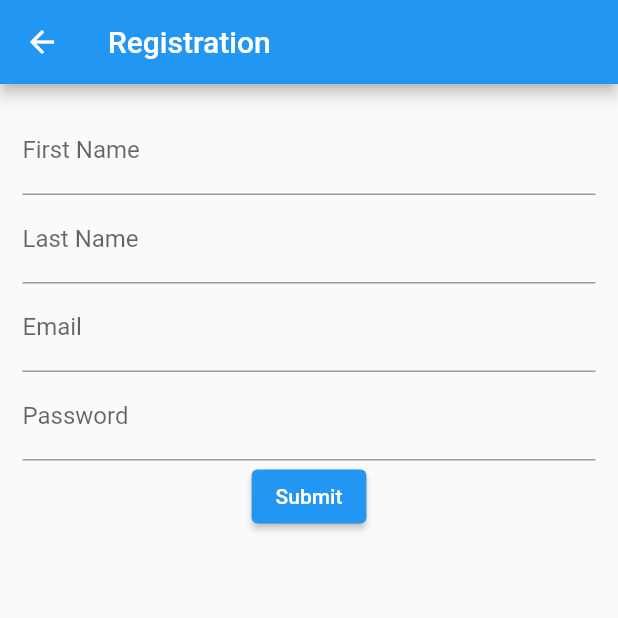
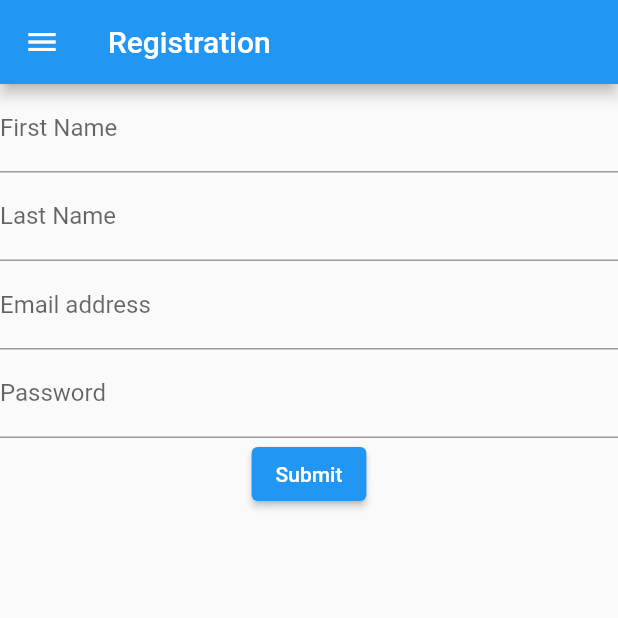
Before and after one commit to linerebo/OxbridgeFlutter, a Flutter app: the screen it shows after launch, after a tap on "Go to Registration", on a phone screen of 412 x 824 dp, the top half of it. Run offline on Flutter 3.47's test engine with Material 2 defaults, Android fonts, the phone set to English and light mode, and no system bars.

Commit message:
changes in addUser, input validation, routes

```diff
--- a/oxbridge_flutter/lib/events.dart
+++ b/oxbridge_flutter/lib/events.dart
@@ -1,9 +1,11 @@
 import 'package:flutter/material.dart';
+import 'navdrawer.dart';
 
-class Events extends StatelessWidget {
+class GetEvents extends StatelessWidget {
   @override
   Widget build(BuildContext context) {
     return Scaffold(
+      drawer: NavDrawer(),
       appBar: AppBar(
         title: Text("Events Route"),
       ),
--- a/oxbridge_flutter/lib/main.dart
+++ b/oxbridge_flutter/lib/main.dart
@@ -1,6 +1,5 @@
 import 'package:flutter/material.dart';
-import 'user.dart';
-import 'package:oxbridge_flutter/route_generator.dart';
+import 'route_generator.dart';
 
 //main
 void main() {
--- /dev/null
+++ b/oxbridge_flutter/lib/navdrawer.dart
@@ -0,0 +1,57 @@
+import 'package:flutter/cupertino.dart';
+import 'package:flutter/material.dart';
+
+class NavDrawer extends StatelessWidget {
+  @override
+  Widget build(BuildContext context) {
+    return Drawer(
+      child: ListView(
+        padding: EdgeInsets.zero,
+        children: <Widget>[
+          DrawerHeader(
+              child: Text(
+                'Menu',
+                style: TextStyle(color: Colors.white, fontSize: 25),
+              ),
+              decoration: BoxDecoration(
+                color: Colors.green,
+                //image: DecorationImage(
+                //fit: BoxFit.fill,
+                //image: AssetImage('assets/images/cover.jpg')),
+              )),
+          ListTile(
+            leading: Icon(Icons.home),
+            title: Text('Welcome'),
+            onTap: () {
+              Navigator.of(context).pushNamed('/');
+            },
+          ),
+          ListTile(
+            leading: Icon(Icons.verified_user),
+            title: Text('Registration'),
+            onTap: () {
+              Navigator.of(context).pushNamed('/user');
+            },
+          ),
+          ListTile(
+            leading: Icon(Icons.sailing),
+            title: Text('Events'),
+            onTap: () {
+              Navigator.of(context).pushNamed('/events');
+            },
+          ),
+          ListTile(
+            leading: Icon(Icons.border_color),
+            title: Text('Feedback'),
+            onTap: () => {Navigator.of(context).pop()},
+          ),
+          ListTile(
+            leading: Icon(Icons.exit_to_app),
+            title: Text('Logout'),
+            onTap: () => {Navigator.of(context).pop()},
+          ),
+        ],
+      ),
+    );
+  }
+}
--- a/oxbridge_flutter/lib/route_generator.dart
+++ b/oxbridge_flutter/lib/route_generator.dart
@@ -1,8 +1,7 @@
 import 'package:flutter/material.dart';
-import 'package:oxbridge_flutter/main.dart';
-import 'package:oxbridge_flutter/user.dart';
-import 'package:oxbridge_flutter/events.dart';
-import 'package:oxbridge_flutter/welcome.dart';
+import 'user.dart';
+import 'events.dart';
+import 'welcome.dart';
 
 class RouteGenerator {
   static Route<dynamic> generateRoute(RouteSettings settings) {
@@ -13,9 +12,9 @@ class RouteGenerator {
       case '/':
         return MaterialPageRoute(builder: (_) => Home());
       case '/user':
-        return MaterialPageRoute(builder: (_) => User());
+        return MaterialPageRoute(builder: (_) => AddUser());
       case '/events':
-        return MaterialPageRoute(builder: (_) => Events());
+        return MaterialPageRoute(builder: (_) => GetEvents());
     }
     return _errorRoute();
   }
--- a/oxbridge_flutter/lib/user.dart
+++ b/oxbridge_flutter/lib/user.dart
@@ -1,91 +1,116 @@
+//import 'dart:html';
 import 'package:flutter/material.dart';
-import 'events.dart';
 import 'http_service.dart';
+import 'navdrawer.dart';
 
-
-class User extends StatefulWidget {
+class AddUser extends StatefulWidget {
   @override
-  UserState createState() =>
-      UserState(firstname: '', lastname: '', emailUsername: '', password: '');
+  UserState createState() => UserState();
 }
 
-class UserState extends State<User> {
-  String firstname;
-  String lastname;
-  String emailUsername;
-  String password;
+class UserState extends State<AddUser> {
+  late String firstname;
+  late String lastname;
+  late String emailUsername;
+  late String password;
 
-  UserState({
-    required this.firstname,
-    required this.lastname,
-    required this.emailUsername,
-    required this.password,
-  });
+  final _formKey = GlobalKey<FormState>();
+  final HttpService httpService = HttpService();
 
   @override
   Widget build(BuildContext context) {
     return Scaffold(
+      drawer: NavDrawer(),
       appBar: AppBar(
         title: Text('Registration'),
       ),
-      body: Center(
-        child: Padding(
-          padding: const EdgeInsets.all(15.0),
-          child: Column(children: <Widget>[
-            // first name input
-            TextField(
+      body: Form(
+        key: _formKey,
+        child: Column(
+          children: <Widget>[
+            //firstname
+            TextFormField(
               decoration: InputDecoration(
                   hintText: 'Enter first name', labelText: 'First Name'),
+              keyboardType: TextInputType.text,
               onChanged: (value) {
                 setState(() {
                   firstname = value;
                 });
               },
+              validator: (value) {
+                if (value == null || value.isEmpty) {
+                  return 'Please enter first name';
+                }
+                return null;
+              },
             ),
 
-            // last name input
-            TextField(
-              decoration:
-                    InputDecoration(
+            //lastname
+            TextFormField(
+              decoration: InputDecoration(
                   hintText: 'Enter last name', labelText: 'Last Name'),
+              keyboardType: TextInputType.text,
               onChanged: (value) {
                 setState(() {
                   lastname = value;
                 });
               },
+              validator: (value) {
+                if (value == null || value.isEmpty) {
+                  return 'Please enter last name';
+                }
+                return null;
+              },
             ),
 
-            // email input
-            TextField(
-              decoration:
-                  InputDecoration(hintText: 'Enter email', labelText: 'Email'),
+            //email
+            TextFormField(
+              decoration: InputDecoration(
+                  hintText: 'Enter email address', labelText: 'Email address'),
+              keyboardType: TextInputType.text,
               onChanged: (value) {
                 setState(() {
                   emailUsername = value;
                 });
               },
+              validator: (value) {
+                if (value == null || value.isEmpty) {
+                  return 'Please enter email address';
+                }
+                return null;
+              },
             ),
 
-            // password input
-            TextField(
+            //password
+            TextFormField(
               decoration: InputDecoration(
                   hintText: 'Enter password', labelText: 'Password'),
+              keyboardType: TextInputType.text,
               onChanged: (value) {
                 setState(() {
                   password = value;
                 });
               },
+              validator: (value) {
+                if (value == null || value.isEmpty) {
+                  return 'Please enter password';
+                }
+                return null;
+              },
             ),
 
-            //Register button
             ElevatedButton(
-              child: Text('Submit'),
-              onPressed: () {
-                HttpService.createUser(
-                    firstname, lastname, emailUsername, password);
-              },
-            )
-          ]),
+                child: Text('Submit'),
+                onPressed: () {
+                  if (_formKey.currentState!.validate()) {
+                    httpService.createUser(
+                        firstname, lastname, emailUsername, password);
+                    ScaffoldMessenger.of(context).showSnackBar(
+                        (SnackBar(content: Text('New User has been created'))));
+                  }
+                }),
+          ],
         ),
       ),
     );
--- /dev/null
+++ b/oxbridge_flutter/lib/user_model.dart
@@ -0,0 +1,24 @@
+import 'package:flutter/foundation.dart';
+
+class User {
+  final String firstname;
+  final String lastname;
+  final String emailUsername;
+  final String password;
+
+  User({
+    required this.firstname,
+    required this.lastname,
+    required this.emailUsername,
+    required this.password,
+  });
+
+  factory User.fromJson(Map<String, dynamic> user) {
+    return User(
+        firstname: user['firstname'] as String,
+        lastname: user['lastname'] as String,
+        emailUsername: user['emailUsername'] as String,
+        password: user['password'] as String,
+        );
+  }
+}
--- a/oxbridge_flutter/lib/welcome.dart
+++ b/oxbridge_flutter/lib/welcome.dart
@@ -1,9 +1,6 @@
-import 'dart:html';
-import 'package:oxbridge_flutter/route_generator.dart';
+//import 'dart:html';
 import 'package:flutter/material.dart';
-import 'events.dart';
-import 'http_service.dart';
-import 'user.dart';
+import 'navdrawer.dart';
 
 class Home extends StatelessWidget {
   @override
@@ -24,59 +21,3 @@ class Home extends StatelessWidget {
     );
   }
 }
-
-// Side Menu with routes to different pages
-class NavDrawer extends StatelessWidget {
-  @override
-  Widget build(BuildContext context) {
-    return Drawer(
-      child: ListView(
-        padding: EdgeInsets.zero,
-        children: <Widget>[
-          DrawerHeader(
-              child: Text(
-                'Menu',
-                style: TextStyle(color: Colors.white, fontSize: 25),
-              ),
-              decoration: BoxDecoration(
-                color: Colors.green,
-                //image: DecorationImage(
-                //fit: BoxFit.fill,
-                //image: AssetImage('assets/images/cover.jpg')),
-              )),
-          ListTile(
-            leading: Icon(Icons.home),
-            title: Text('Welcome'),
-            onTap: () {
-              Navigator.of(context).pushNamed('/');
-            },
-          ),
-          ListTile(
-            leading: Icon(Icons.verified_user),
-            title: Text('Registration'),
-            onTap: () {
-              Navigator.of(context).pushNamed('/user');
-            },
-          ),
-          ListTile(
-            leading: Icon(Icons.sailing),
-            title: Text('Events'),
-            onTap: () {
-              Navigator.of(context).pushNamed('/events');
-            },
-          ),
-          ListTile(
-            leading: Icon(Icons.border_color),
-            title: Text('Feedback'),
-            onTap: () => {Navigator.of(context).pop()},
-          ),
-          ListTile(
-            leading: Icon(Icons.exit_to_app),
-            title: Text('Logout'),
-            onTap: () => {Navigator.of(context).pop()},
-          ),
-        ],
-      ),
-    );
-  }
-}
```
Also changed, not shown: oxbridge_flutter/lib/event_model.dart (added, +29 -0 lines), oxbridge_flutter/lib/http_service.dart (+48 -17 lines).
